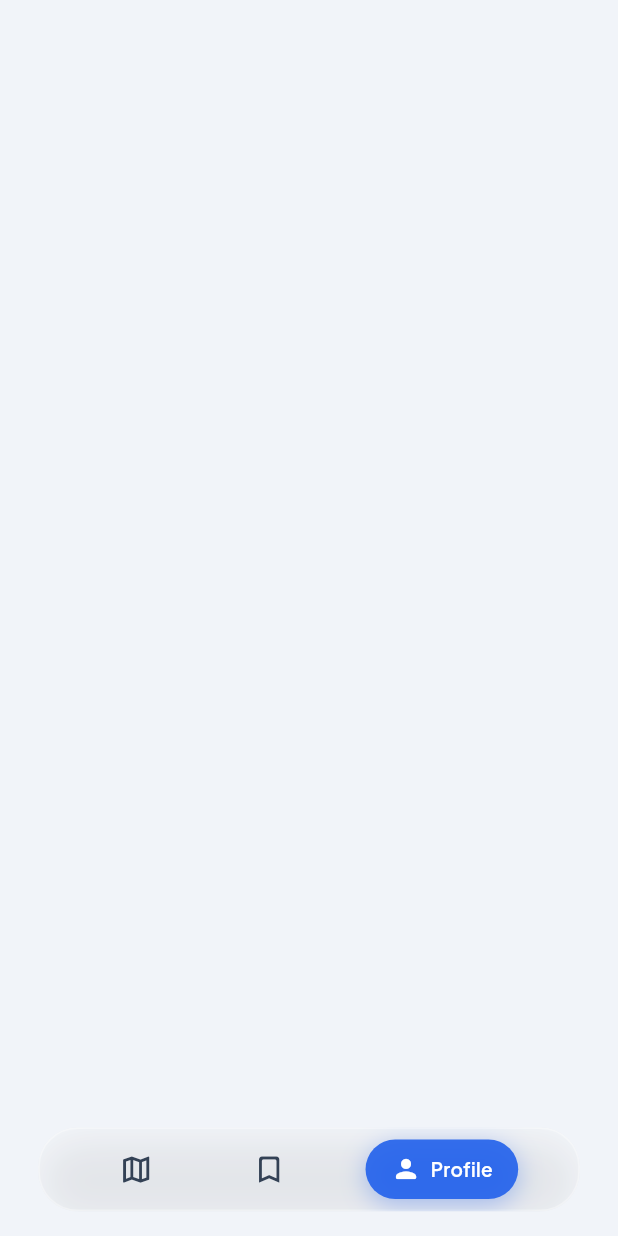
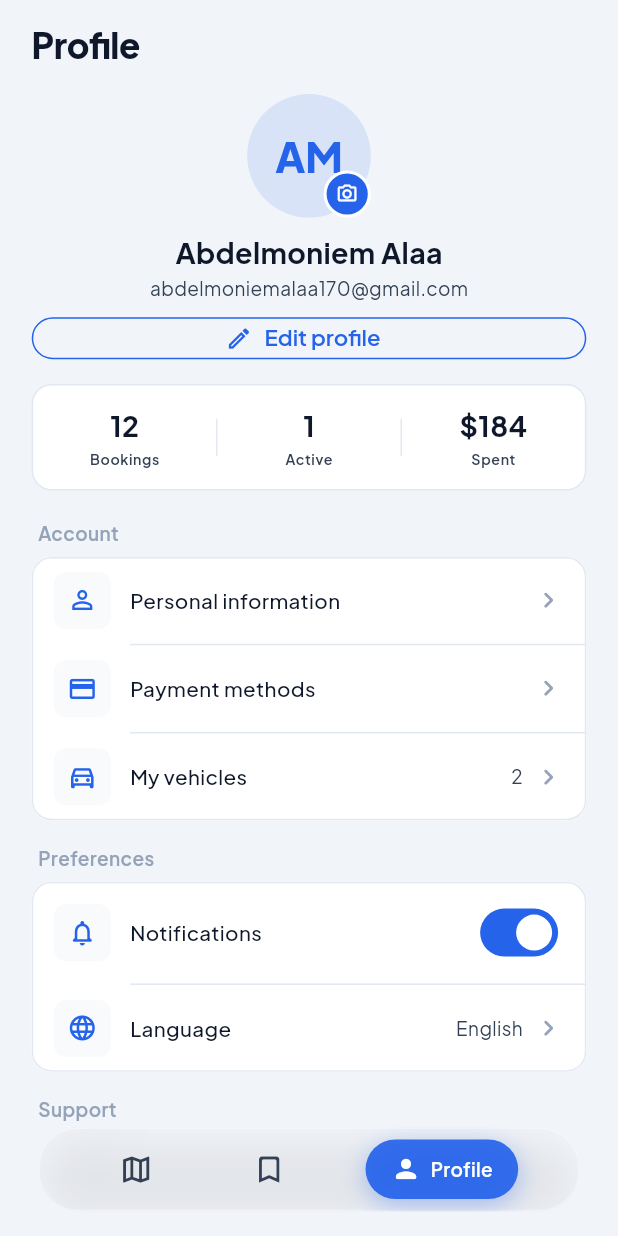
Before and after one commit to alaaabdelmoniem/parking_App, a Flutter app: the MainNavView screen opened by its route, item 3 of the bottom bar chosen, on a phone screen of 412 x 824 dp. Run offline on Flutter 3.47's test engine with Material 3 defaults, Android fonts, the phone set to English and light mode, and no system bars; our stand-ins replace bloc, dartz, dio, dotted_border, flutter_bloc, flutter_dotenv and 10 more; accounts and stored records are empty; network calls fail.

Commit message:
create profile view

```diff
--- a/lib/core/utils/widgets/custom_outlined_button.dart
+++ b/lib/core/utils/widgets/custom_outlined_button.dart
@@ -9,29 +9,36 @@ class CustomOutlinedButton extends StatelessWidget {
     required this.icon,
     required this.label,
     required this.onPressed,
+    this.hight,
+    this.radius,
+    this.borderColor,
   });
 
   final IconData icon;
   final String label;
   final VoidCallback? onPressed;
-
+  final double? hight;
+  final double? radius;
+  final Color? borderColor;
   @override
   Widget build(BuildContext context) {
     return SizedBox(
-      height: 44.h,
+      height: hight ?? 44.h,
       child: OutlinedButton.icon(
         onPressed: onPressed,
         style: OutlinedButton.styleFrom(
           foregroundColor: AppColors.primary,
-          side: const BorderSide(color: AppColors.primary),
+          side: BorderSide(color: borderColor ?? AppColors.primary),
           shape: RoundedRectangleBorder(
-            borderRadius: BorderRadius.circular(12.r),
+            borderRadius: BorderRadius.circular(radius ?? 12.r),
           ),
         ),
-        icon: Icon(icon, size: 17.sp),
+        icon: Icon(icon, size: 17.sp, color: borderColor),
         label: Text(
           label,
-          style: AppTextStyle.buttonSmall.copyWith(color: AppColors.primary),
+          style: AppTextStyle.buttonSmall.copyWith(
+            color: borderColor ?? AppColors.primary,
+          ),
         ),
       ),
     );
--- a/lib/features/main/presentation/views/main_view.dart
+++ b/lib/features/main/presentation/views/main_view.dart
@@ -1,6 +1,7 @@
 import 'package:flutter/material.dart';
 import 'package:parking/features/main/presentation/views/widgets/nav_bar.dart';
 import 'package:parking/features/map/presentation/views/map_view.dart';
+import 'package:parking/features/profile/presentation/views/profile_view.dart';
 import 'package:parking/features/reservations/presentation/views/reservations_view.dart';
 
 class MainNavView extends StatefulWidget {
@@ -13,7 +14,7 @@ class MainNavView extends StatefulWidget {
 class _MainNavViewState extends State<MainNavView> {
   int _selectedIndex = 1;
 
-  final _screens = const [MapScreen(), ReservationsView(), ProfileScreen()];
+  final _screens = const [MapScreen(), ReservationsView(), ProfileView()];
 
   @override
   Widget build(BuildContext context) {
@@ -27,12 +28,3 @@ class _MainNavViewState extends State<MainNavView> {
     );
   }
 }
-
-class ProfileScreen extends StatelessWidget {
-  const ProfileScreen({super.key});
-
-  @override
-  Widget build(BuildContext context) {
-    return const Scaffold();
-  }
-}
--- /dev/null
+++ b/lib/features/profile/presentation/views/profile_view.dart
@@ -0,0 +1,12 @@
+import 'package:flutter/material.dart';
+import 'package:parking/features/profile/presentation/views/widgets/profile_view_body.dart';
+
+
+class ProfileView extends StatelessWidget {
+  const ProfileView({super.key});
+
+  @override
+  Widget build(BuildContext context) {
+    return Scaffold(body: ProfileViewBody());
+  }
+}
--- /dev/null
+++ b/lib/features/profile/presentation/views/widgets/profile_header.dart
@@ -0,0 +1,75 @@
+import 'package:flutter/material.dart';
+import 'package:flutter_screenutil/flutter_screenutil.dart';
+import 'package:parking/core/theme/app_colors.dart';
+import 'package:parking/core/theme/app_text_style.dart';
+import 'package:parking/core/utils/widgets/custom_outlined_button.dart';
+
+class ProfileHeader extends StatelessWidget {
+  const ProfileHeader({super.key});
+
+  @override
+  Widget build(BuildContext context) {
+    return Center(
+      child: Column(
+        children: [
+          Stack(
+            children: [
+              CircleAvatar(
+                radius: 50.r,
+                backgroundColor: AppColors.primary.withValues(alpha: 0.12),
+                child: Text(
+                  'AM',
+                  style: AppTextStyle.sheetTitle.copyWith(
+                    color: AppColors.primary,
+                    fontSize: 26.sp,
+                  ),
+                ),
+              ),
+              Positioned(
+                right: 0,
+                bottom: 0,
+                child: Container(
+                  padding: EdgeInsets.all(6.w),
+                  decoration: BoxDecoration(
+                    color: AppColors.primary,
+                    shape: BoxShape.circle,
+                    border: Border.all(color: AppColors.surface, width: 2),
+                  ),
+                  child: Icon(
+                    Icons.camera_alt_outlined,
+                    size: 14.sp,
+                    color: AppColors.textOnDark,
+                  ),
+                ),
+              ),
+            ],
+          ),
+          SizedBox(height: 12.h),
+          Text(
+            'Abdelmoniem Alaa',
+            style: AppTextStyle.cardTitle.copyWith(
+              color: AppColors.textPrimary,
+              fontSize: 18.sp,
+            ),
+          ),
+          SizedBox(height: 2.h),
+          Text(
+            'abdelmoniemalaa170@gmail.com',
+            style: AppTextStyle.bodySmall.copyWith(
+              color: AppColors.textSecondary,
+            ),
+          ),
+          SizedBox(height: 12.h),
+
+          CustomOutlinedButton(
+            hight: 34.h,
+            radius: 20.r,
+            icon: Icons.edit_outlined,
+            label: 'Edit profile',
+            onPressed: () {},
+          ),
+        ],
+      ),
+    );
+  }
+}
--- /dev/null
+++ b/lib/features/profile/presentation/views/widgets/profile_section_title.dart
@@ -0,0 +1,24 @@
+import 'package:flutter/material.dart';
+import 'package:flutter_screenutil/flutter_screenutil.dart';
+import 'package:parking/core/theme/app_colors.dart';
+import 'package:parking/core/theme/app_text_style.dart';
+
+class ProfileSectionTitle extends StatelessWidget {
+  const ProfileSectionTitle(this.text, {super.key});
+
+  final String text;
+
+  @override
+  Widget build(BuildContext context) {
+    return Padding(
+      padding: EdgeInsets.only(left: 4.w, bottom: 8.h),
+      child: Text(
+        text,
+        style: AppTextStyle.bodySmall.copyWith(
+          color: AppColors.textTertiary,
+          fontWeight: FontWeight.w600,
+        ),
+      ),
+    );
+  }
+}
--- /dev/null
+++ b/lib/features/profile/presentation/views/widgets/profile_view_body.dart
@@ -0,0 +1,117 @@
+import 'package:flutter/material.dart';
+import 'package:flutter_screenutil/flutter_screenutil.dart';
+import 'package:parking/core/theme/app_colors.dart';
+import 'package:parking/core/theme/app_text_style.dart';
+import 'package:parking/core/utils/widgets/custom_outlined_button.dart';
+import 'package:parking/features/profile/presentation/views/widgets/profile_header.dart';
+import 'package:parking/features/profile/presentation/views/widgets/profile_section_title.dart';
+import 'package:parking/features/profile/presentation/views/widgets/setting_group.dart';
+import 'package:parking/features/profile/presentation/views/widgets/settings_tile.dart';
+import 'package:parking/features/profile/presentation/views/widgets/stats_card_info.dart';
+class ProfileViewBody extends StatefulWidget {
+  const ProfileViewBody({super.key});
+
+  @override
+  State<ProfileViewBody> createState() => _ProfileViewBodyState();
+}
+
+class _ProfileViewBodyState extends State<ProfileViewBody> {
+  bool _notificationsOn = true;
+
+  @override
+  Widget build(BuildContext context) {
+    return SafeArea(
+      child: SingleChildScrollView(
+        padding: EdgeInsets.fromLTRB(20.w, 16.h, 20.w, 0),
+        child: Column(
+          crossAxisAlignment: CrossAxisAlignment.start,
+          children: [
+            Text(
+              'Profile',
+              style: AppTextStyle.pageTitle.copyWith(
+                color: AppColors.textPrimary,
+              ),
+            ),
+            SizedBox(height: 20.h),
+            const ProfileHeader(),
+            SizedBox(height: 20.h),
+            const StatsCardInfo(),
+            SizedBox(height: 24.h),
+            const ProfileSectionTitle('Account'),
+            SettingsGroup(
+              children: [
+                SettingsTile(
+                  icon: Icons.person_outline,
+                  title: 'Personal information',
+                  onTap: () {}, // TODO
+                ),
+                SettingsTile(
+                  icon: Icons.credit_card_outlined,
+                  title: 'Payment methods',
+                  onTap: () {}, // TODO: showAddCardSheet(...)
+                ),
+                SettingsTile(
+                  icon: Icons.directions_car_outlined,
+                  title: 'My vehicles',
+                  value: '2',
+                  onTap: () {}, // TODO
+                ),
+              ],
+            ),
+            SizedBox(height: 20.h),
+
+            const ProfileSectionTitle('Preferences'),
+            SettingsGroup(
+              children: [
+                SettingsTile(
+                  icon: Icons.notifications_none_rounded,
+                  title: 'Notifications',
+                  trailing: Switch(
+                    value: _notificationsOn,
+                    onChanged: (v) => setState(() => _notificationsOn = v),
+                    activeTrackColor: AppColors.primary,
+                    thumbColor: const WidgetStatePropertyAll(Colors.white),
+                  ),
+                ),
+                SettingsTile(
+                  icon: Icons.language,
+                  title: 'Language',
+                  value: 'English',
+                  onTap: () {}, // TODO
+                ),
+              ],
+            ),
+            SizedBox(height: 20.h),
+
+            const ProfileSectionTitle('Support'),
+            SettingsGroup(
+              children: [
+                SettingsTile(
+                  icon: Icons.help_outline,
+                  title: 'Help center',
+                  onTap: () {}, // TODO
+                ),
+                SettingsTile(
+                  icon: Icons.shield_outlined,
+                  title: 'Terms & privacy',
+                  onTap: () {}, // TODO
+                ),
+              ],
+            ),
+            SizedBox(height: 24.h),
+
+            CustomOutlinedButton(
+              icon: Icons.logout_rounded,
+              label: 'Log out',
+              onPressed: () {},
+              borderColor: AppColors.error,
+              radius: 15.r,
+            ),
+
+            SizedBox(height: 40.h),
+          ],
+        ),
+      ),
+    );
+  }
+}
--- /dev/null
+++ b/lib/features/profile/presentation/views/widgets/setting_group.dart
@@ -0,0 +1,30 @@
+import 'package:flutter/material.dart';
+import 'package:flutter_screenutil/flutter_screenutil.dart';
+import 'package:parking/core/theme/app_colors.dart';
+
+class SettingsGroup extends StatelessWidget {
+  const SettingsGroup({super.key, required this.children});
+
+  final List<Widget> children;
+
+  @override
+  Widget build(BuildContext context) {
+    return Material(
+      color: AppColors.card,
+      clipBehavior: Clip.antiAlias,
+      shape: RoundedRectangleBorder(
+        borderRadius: BorderRadius.circular(16.r),
+        side: const BorderSide(color: AppColors.border),
+      ),
+      child: Column(
+        children: [
+          for (var i = 0; i < children.length; i++) ...[
+            if (i > 0)
+              Divider(height: 1, indent: 62.w, color: AppColors.border),
+            children[i],
+          ],
+        ],
+      ),
+    );
+  }
+}
--- /dev/null
+++ b/lib/features/profile/presentation/views/widgets/settings_tile.dart
@@ -0,0 +1,69 @@
+import 'package:flutter/material.dart';
+import 'package:flutter_screenutil/flutter_screenutil.dart';
+import 'package:parking/core/theme/app_colors.dart';
+import 'package:parking/core/theme/app_text_style.dart';
+
+class SettingsTile extends StatelessWidget {
+  const SettingsTile({
+    super.key,
+    required this.icon,
+    required this.title,
+    this.value,
+    this.trailing,
+    this.onTap,
+  });
+
+  final IconData icon;
+  final String title;
+  final String? value;
+  final Widget? trailing;
+  final VoidCallback? onTap;
+
+  @override
+  Widget build(BuildContext context) {
+    return InkWell(
+      onTap: onTap,
+      child: Padding(
+        padding: EdgeInsets.symmetric(horizontal: 14.w, vertical: 12.h),
+        child: Row(
+          children: [
+            Container(
+              width: 36.w,
+              height: 36.w,
+              decoration: BoxDecoration(
+                color: AppColors.surfaceMuted,
+                borderRadius: BorderRadius.circular(10.r),
+              ),
+              child: Icon(icon, size: 19.sp, color: AppColors.primary),
+            ),
+            SizedBox(width: 12.w),
+            Expanded(
+              child: Text(
+                title,
+                style: AppTextStyle.body.copyWith(
+                  color: AppColors.textPrimary,
+                  fontWeight: FontWeight.w500,
+                ),
+              ),
+            ),
+            if (value != null) ...[
+              Text(
+                value!,
+                style: AppTextStyle.bodySmall.copyWith(
+                  color: AppColors.textSecondary,
+                ),
+              ),
+              SizedBox(width: 6.w),
+            ],
+            trailing ??
+                Icon(
+                  Icons.chevron_right_rounded,
+                  size: 20.sp,
+                  color: AppColors.textTertiary,
+                ),
+          ],
+        ),
+      ),
+    );
+  }
+}
--- /dev/null
+++ b/lib/features/profile/presentation/views/widgets/stats_card_info.dart
@@ -0,0 +1,67 @@
+import 'package:flutter/material.dart';
+import 'package:flutter_screenutil/flutter_screenutil.dart';
+import 'package:parking/core/theme/app_colors.dart';
+import 'package:parking/core/theme/app_text_style.dart';
+
+class StatsCardInfo extends StatelessWidget {
+  const StatsCardInfo({super.key});
+
+  @override
+  Widget build(BuildContext context) {
+    Widget divider() =>
+        Container(width: 1, height: 30.h, color: AppColors.border);
+
+    return Container(
+      padding: EdgeInsets.symmetric(vertical: 16.h),
+      decoration: BoxDecoration(
+        color: AppColors.card,
+        borderRadius: BorderRadius.circular(16.r),
+        border: Border.all(color: AppColors.border),
+      ),
+      child: Row(
+        children: [
+          const Expanded(
+            child: _Stat(value: '12', label: 'Bookings'),
+          ),
+          divider(),
+          const Expanded(
+            child: _Stat(value: '1', label: 'Active'),
+          ),
+          divider(),
+          const Expanded(
+            child: _Stat(value: '\$184', label: 'Spent'),
+          ),
+        ],
+      ),
+    );
+  }
+}
+
+class _Stat extends StatelessWidget {
+  const _Stat({required this.value, required this.label});
+
+  final String value;
+  final String label;
+
+  @override
+  Widget build(BuildContext context) {
+    return Column(
+      children: [
+        Text(
+          value,
+          style: AppTextStyle.cardTitle.copyWith(
+            color: AppColors.textPrimary,
+            fontSize: 18.sp,
+          ),
+        ),
+        SizedBox(height: 2.h),
+        Text(
+          label,
+          style: AppTextStyle.captionSmall.copyWith(
+            color: AppColors.textSecondary,
+          ),
+        ),
+      ],
+    );
+  }
+}
```
